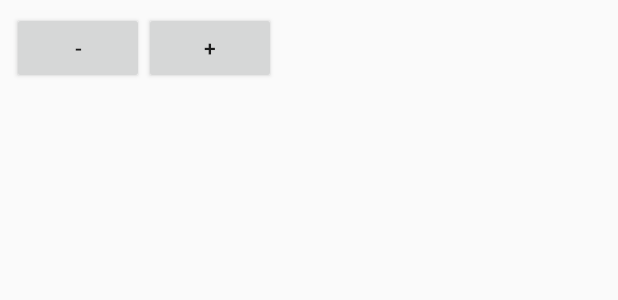
After one commit to Alex16oz/Widgetku, an Android app built with Jetpack Compose: the layout floating_volume_widget.xml on its own in the app's theme, with its tools: preview values and no code run, on a phone screen of 412 x 824 dp. The commit adds this screen. Shown: the top 300 px of the screen. Run offline under Robolectric (Android 15) with nearby library versions, the phone set to English and light mode, and no system bars.

Commit message:
v6 widget 2 done

```diff
--- a/app/src/main/AndroidManifest.xml
+++ b/app/src/main/AndroidManifest.xml
@@ -6,6 +6,7 @@
     <uses-feature android:name="android.hardware.camera" />
     <uses-feature android:name="android.hardware.camera.flash"
         android:required="false" />
+    <uses-permission android:name="android.permission.SYSTEM_ALERT_WINDOW" />
 
     <application
         android:allowBackup="true"
@@ -39,7 +40,7 @@
                 android:name="android.appwidget.provider"
                 android:resource="@xml/volume_widget_info" />
         </receiver>
+        <service android:name=".FloatingVolumeService" />
     </application>
 
-
 </manifest>
--- /dev/null
+++ b/app/src/main/res/layout/floating_volume_widget.xml
@@ -0,0 +1,22 @@
+<?xml version="1.0" encoding="utf-8"?>
+<LinearLayout xmlns:android="http://schemas.android.com/apk/res/android"
+    android:layout_width="wrap_content"
+    android:layout_height="wrap_content"
+    android:orientation="horizontal"
+    android:gravity="center"
+    android:background="@android:color/transparent"
+    android:padding="8dp">
+
+    <Button
+        android:id="@+id/floating_volume_down_button"
+        android:layout_width="wrap_content"
+        android:layout_height="wrap_content"
+        android:text="-" />
+
+    <Button
+        android:id="@+id/floating_volume_up_button"
+        android:layout_width="wrap_content"
+        android:layout_height="wrap_content"
+        android:text="+" />
+
+</LinearLayout>
```
Also changed, not shown: app/src/main/java/com/example/widgetku/FloatingVolumeService.kt (added, +99 -0 lines), app/src/main/java/com/example/widgetku/MainActivity.kt (+30 -0 lines).
